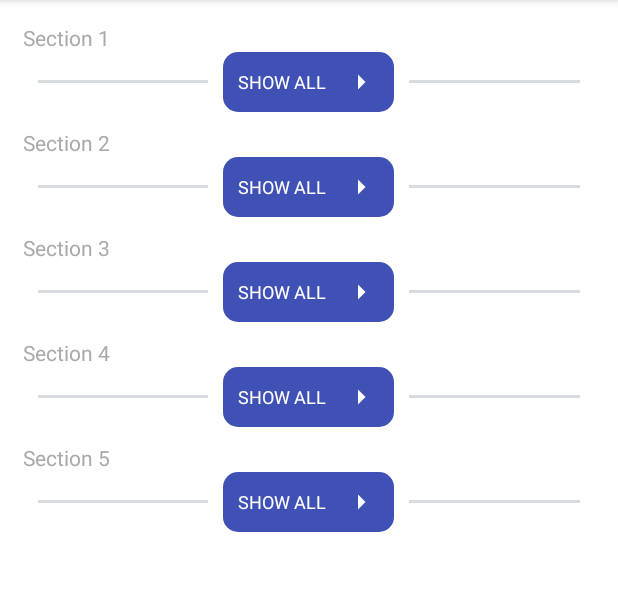
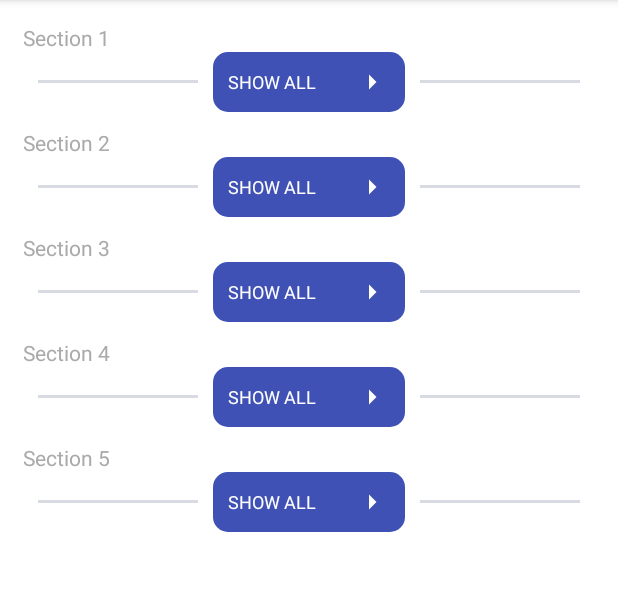
Before and after one commit to redoy-ahmed/SectionedRecyclerView, an Android app: the RecyclerViewActivity screen opened directly, with no data from a screen before it, on a phone screen of 412 x 824 dp, the part 84-675 px from its top. Run offline under Robolectric (Android 15) with nearby library versions, the phone set to English and light mode, and no system bars; 2 statements that could not run were skipped.

Commit message:
button position change

```diff
--- a/app/src/main/res/layout/section_custom_row_layout.xml
+++ b/app/src/main/res/layout/section_custom_row_layout.xml
@@ -1,5 +1,6 @@
 <?xml version="1.0" encoding="utf-8"?>
 <RelativeLayout xmlns:android="http://schemas.android.com/apk/res/android"
+    xmlns:app="http://schemas.android.com/apk/res-auto"
     android:layout_width="match_parent"
     android:layout_height="wrap_content"
     xmlns:tools="http://schemas.android.com/tools"
@@ -17,7 +18,7 @@
     <LinearLayout
         android:layout_width="match_parent"
         android:layout_height="wrap_content"
-        android:weightSum="3"
+        android:weightSum="3.2"
         android:layout_marginStart="10dp"
         android:layout_marginEnd="10dp"
         android:layout_below="@id/item_recycler_view">
@@ -29,21 +30,16 @@
             android:layout_weight="1"
             android:padding="5dp"
             android:layout_gravity="center_vertical"
-            android:background="#D9DBE3"
-            android:layout_below="@id/item_recycler_view"
-            android:layout_alignBaseline="@id/section_show_all_button">
+            android:background="#D9DBE3">
 
         </View>
 
         <TextView
             android:id="@+id/section_show_all_button"
-            android:drawableEnd="@drawable/arrow_right"
             android:gravity="center_vertical"
             android:layout_width="0dp"
             android:layout_height="wrap_content"
-            android:layout_weight="1"
-            android:layout_below="@id/item_recycler_view"
-            android:layout_centerInParent="true"
+            android:layout_weight="1.2"
             android:background="@drawable/button_shape"
             android:layout_marginStart="10dp"
             android:layout_marginEnd="10dp"
@@ -54,7 +50,8 @@
             android:text="@string/show_all"
             android:textAllCaps="true"
             android:textColor="@android:color/white"
-            android:textSize="12sp" />
+            android:textSize="12sp"
+            app:drawableEndCompat="@drawable/arrow_right" />
 
         <View
             android:id="@+id/line_row2"
@@ -63,9 +60,7 @@
             android:layout_weight="1"
             android:padding="5dp"
             android:layout_gravity="center_vertical"
-            android:background="#D9DBE3"
-            android:layout_below="@id/item_recycler_view"
-            android:layout_alignBaseline="@id/section_show_all_button">
+            android:background="#D9DBE3">
 
         </View>
 
```
